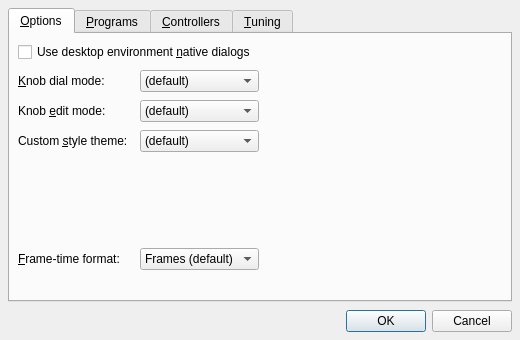
This is src/samplv1widget_config.ui in rncbc/samplv1 as Qt 5 draws it before an edit. The edited form follows.
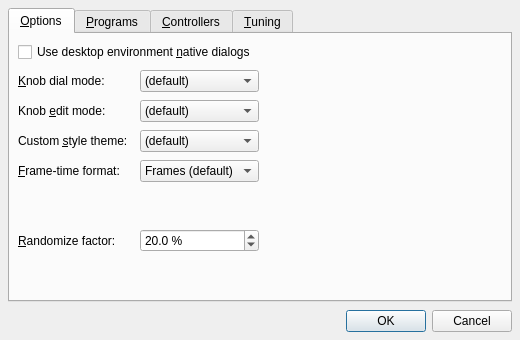
This is the edited form. Icons and pictures are not drawn. Custom widgets are drawn as their Qt base class.

Commit message: [xrandom] Introducing brand new Random(ize) parameters command button...

The edit to the form file:
```diff
--- a/src/samplv1widget_config.ui
+++ b/src/samplv1widget_config.ui
@@ -163,20 +163,7 @@
          </item>
         </widget>
        </item>
-       <item row="4" column="0" colspan="3">
-        <spacer>
-         <property name="orientation">
-          <enum>Qt::Vertical</enum>
-         </property>
-         <property name="sizeHint">
-          <size>
-           <width>20</width>
-           <height>20</height>
-          </size>
-         </property>
-        </spacer>
-       </item>
-       <item row="5" column="0">
+       <item row="4" column="0">
         <widget class="QLabel" name="FrameTimeFormatTextLabel">
          <property name="text">
           <string>&amp;Frame-time format:</string>
@@ -186,7 +173,7 @@
          </property>
         </widget>
        </item>
-       <item row="5" column="1">
+       <item row="4" column="1">
         <widget class="QComboBox" name="FrameTimeFormatComboBox">
          <property name="toolTip">
           <string>Frame-time format</string>
@@ -206,6 +193,44 @@
          </item>
         </widget>
        </item>
+       <item row="5" column="0">
+        <widget class="QLabel" name="RandomizePercentTextLabel">
+         <property name="text">
+          <string>&amp;Randomize factor:</string>
+         </property>
+         <property name="buddy">
+          <cstring>RandomizePercentSpinBox</cstring>
+         </property>
+        </widget>
+       </item>
+       <item row="5" column="1">
+        <widget class="QDoubleSpinBox" name="RandomizePercentSpinBox">
+         <property name="toolTip">
+          <string>Randomizer deviation from current value</string>
+         </property>
+         <property name="suffix" >
+          <string> %</string>
+         </property>
+         <property name="accelerated">
+          <bool>true</bool>
+         </property>
+         <property name="decimals">
+          <number>1</number>
+         </property>
+         <property name="minimum">
+          <double>0.1</double>
+         </property>
+         <property name="maximum">
+          <double>100.0</double>
+         </property>
+         <property name="singleStep">
+          <double>0.1</double>
+         </property>
+         <property name="value">
+          <double>20.0</double>
+         </property>
+        </widget>
+       </item>
        <item row="6" colspan="3">
         <spacer>
          <property name="orientation">
```
The commit also changes 6 other files.
